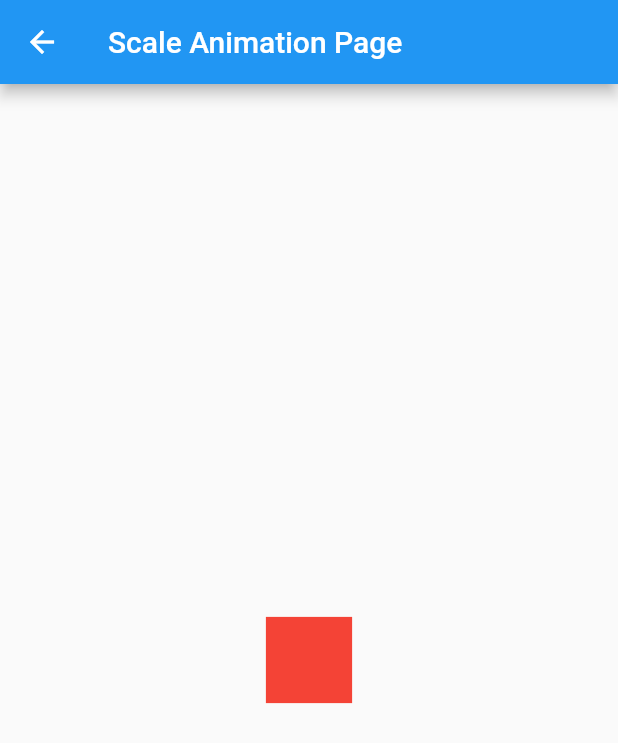
After one commit to ZeroMoment/FlutterLearning, a Flutter app: the AnimationBasePage screen opened by its route, after a tap on "scale_ani", on a phone screen of 412 x 824 dp. The commit adds this screen. Shown: the top 743 px of the screen. Run offline on Flutter 3.47's test engine with Material 2 defaults, Android fonts, the phone set to English and light mode, and no system bars.

Commit message:
初始路由问题解决，基础动画

```diff
--- a/lib/module/animation/animation_base_page.dart
+++ b/lib/module/animation/animation_base_page.dart
@@ -1,4 +1,5 @@
 import 'package:flutter/material.dart';
+import 'package:flutter_learning/route/routes.dart' as mRoutes;
 
 class AnimationBasePage extends StatefulWidget {
   @override
@@ -9,13 +10,47 @@ class AnimationBasePage extends StatefulWidget {
 }
 
 class _AnimatinBasePageState extends State<AnimationBasePage> {
+
+  bool isDataInited = false;
+  List<String> _list = List();
+
+  @override
+  void initState() {
+    super.initState();
+    _list..add("scale_ani")
+         ..add("tween_ani");
+    setState(() {
+      isDataInited = true;
+    });
+  }
+
   @override
   Widget build(BuildContext context) {
     return Scaffold(
       appBar: AppBar(
         title: Text("Animation Base"),
       ),
-
+       body: isDataInited ?
+    ListView.builder(
+    itemCount: _list.length,
+        itemExtent: 50.0,
+        itemBuilder: (BuildContext context, int index) {
+          return ListTile(
+            title: Text(_list[index]),
+            onTap: () {
+              _tapItem(_list[index]);
+            },
+          );
+        }
+    ) : Center(
+    child: Text("加载中..."),
+    ),
     );
   }
+
+  void _tapItem(String itemTxt) {
+    if("scale_ani" == itemTxt) { //动画page
+      Navigator.pushNamed(context, mRoutes.animationScalePage);
+    }
+  }
 }
--- /dev/null
+++ b/lib/module/animation/animation_scale_page.dart
@@ -0,0 +1,107 @@
+import 'package:flutter/material.dart';
+
+class AnimationScalePage extends StatefulWidget {
+  @override
+  State<StatefulWidget> createState() {
+    return _AniamtionScalePageState();
+  }
+}
+
+class _AniamtionScalePageState extends State<AnimationScalePage> with SingleTickerProviderStateMixin {
+
+  Animation<double> animation;
+  AnimationController controller;
+
+  @override
+  void initState() {
+    super.initState();
+    controller = new AnimationController(
+        duration: const Duration(seconds: 3),
+        vsync: this
+    );
+
+    //使用弹性曲线
+    animation = CurvedAnimation(parent: controller, curve: Curves.bounceIn);
+
+    //图片高度从0变成300
+    animation = new Tween(begin: 0.0, end: 300.0).animate(animation); //controller
+    animation.addStatusListener((status) {
+      if(status == AnimationStatus.completed) {
+        //动画执行结束时反向执行动画
+        controller.reverse();
+      } else if(status == AnimationStatus.dismissed) {
+        //动画恢复到初始状态时执行动画（正向）
+        controller.forward();
+      }
+    });
+
+    //启动动画（正向执行）
+    controller.forward();
+  }
+
+  @override
+  Widget build(BuildContext context) {
+    print("animatoin   ... build");
+    return Scaffold(
+      appBar: AppBar(
+        title: Text('Scale Animation Page'),
+      ),
+      //AnimatedImage(animation: animation,)
+      body: GrowTransition(
+        child: Container(color: Colors.red,),
+        animation: animation,
+      ),
+    );
+  }
+
+  @override
+  void dispose() {
+    controller.dispose();
+    super.dispose();
+  }
+}
+
+
+class AnimatedImage extends AnimatedWidget {
+  AnimatedImage({Key key, Animation<double> animation}) : super(key: key, listenable: animation);
+
+  @override
+  Widget build(BuildContext context) {
+    final Animation<double> animation = listenable;
+    return Center(
+      child: Container(
+        color: Colors.red,
+        width: animation.value,
+        height: animation.value,
+      ),
+    );
+  }
+
+}
+
+class GrowTransition extends StatelessWidget {
+  final Widget child;
+  final Animation<double> animation;
+
+  GrowTransition({this.child, this.animation});
+
+  @override
+  Widget build(BuildContext context) {
+    return Center(
+      child:  AnimatedBuilder(
+        child: child,
+        animation: animation,
+        builder: (BuildContext ctx, Widget child) {
+          return Center(
+            child: Container(
+              width: animation.value,
+              height: animation.value,
+              child: child,
+            ),
+          );
+        },
+      ),
+    );
+  }
+
+}
--- a/lib/route/routes.dart
+++ b/lib/route/routes.dart
@@ -2,15 +2,20 @@
 
 import 'package:flutter/material.dart';
 import 'package:flutter_learning/module/animation/animation_base_page.dart';
+import 'package:flutter_learning/module/animation/animation_scale_page.dart';
+
+import '../home_learning.dart';
 
 final String home = '/';
 
 final String animationBasePage = '/AnimationBasePage';
+final String animationScalePage = '/AnimationScalePage';
 
 // 配置路由命名信息
 final routes = {
-//  home: (context) => Home(),
+  home: (context) => MyHomePage(title: 'Flutter Learning Home Page'),
   animationBasePage: (context) => AnimationBasePage(),
+  animationScalePage: (context) => AnimationScalePage()
 };
 
 class UnknownPage extends StatelessWidget {
```
Also changed, not shown: lib/home_learning.dart (added, +62 -0 lines), lib/main.dart (+1 -61 lines).
